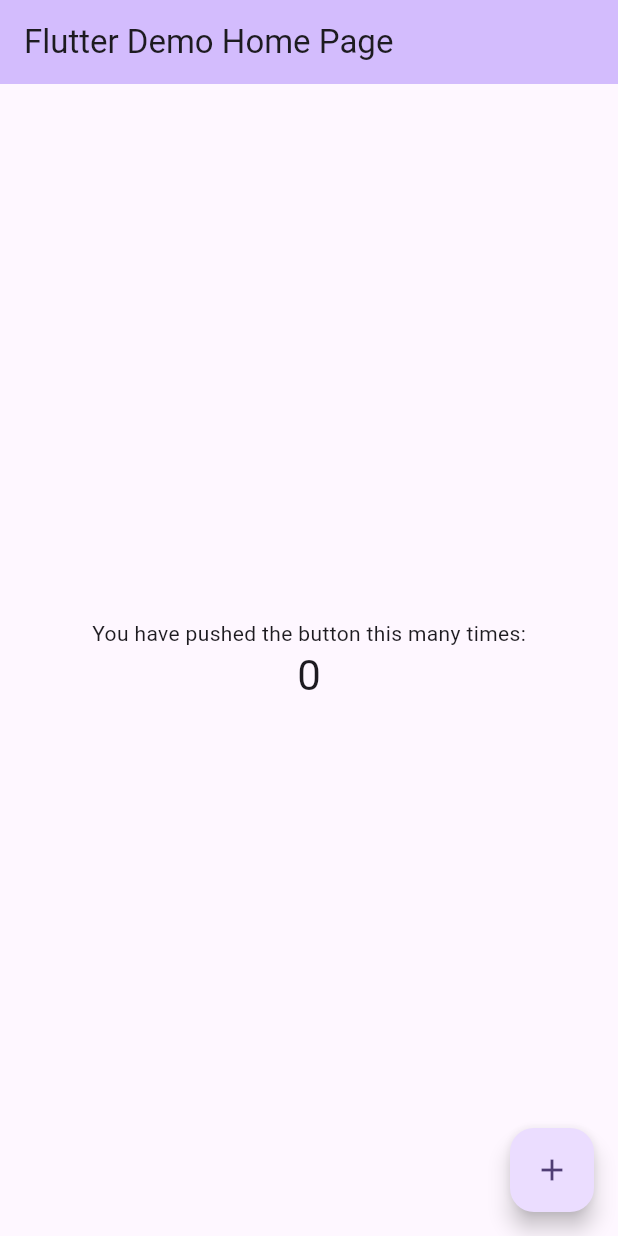
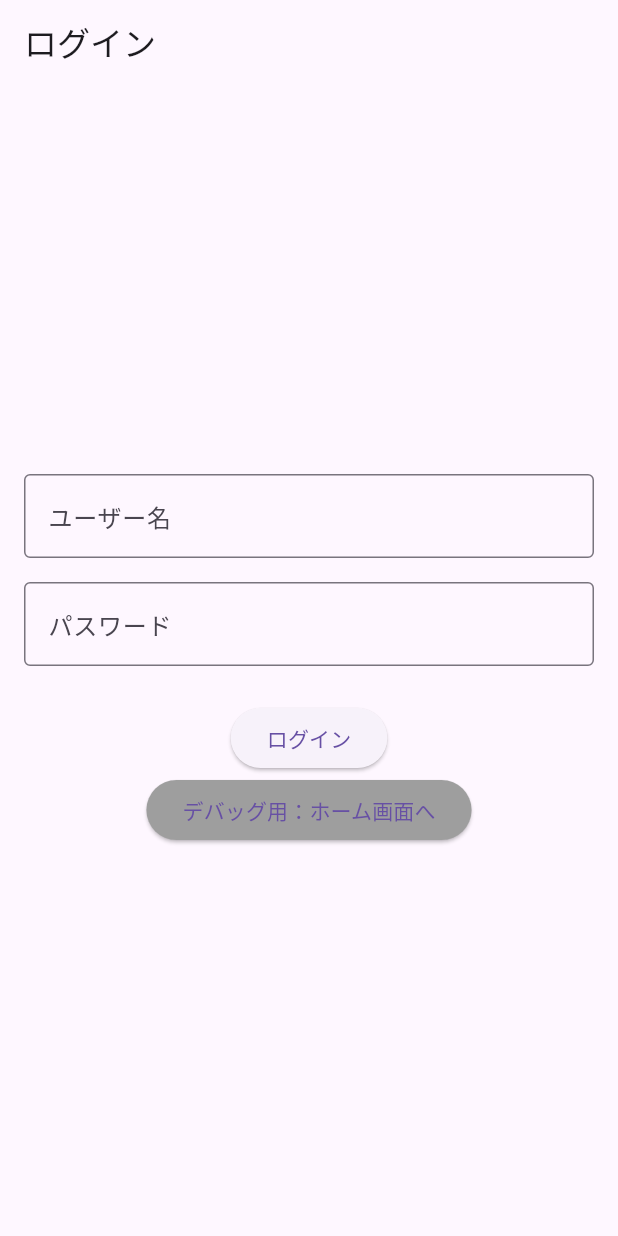
Before and after one commit to tapipipipi/Cacalia, a Flutter app: the screen it shows after launch, on a phone screen of 412 x 824 dp. Run offline on Flutter 3.47's test engine with Material 3 defaults, Android fonts, the phone set to English and light mode, and no system bars; our stand-ins replace go_router.

Commit message:
home,loginのサンプル、excahnge画面の追加

```diff
--- /dev/null
+++ b/lib/config/router/route.dart
@@ -0,0 +1,22 @@
+import 'package:go_router/go_router.dart';
+import 'package:cacalia/features/exchange/pages/exchange.dart';
+import 'package:cacalia/features/login/pages/login.dart';
+import 'package:cacalia/features/home/pages/home.dart';
+
+final router = GoRouter(
+  initialLocation: '/',
+  routes: [
+    GoRoute(
+      path: '/',
+      builder: (context, state) => const LoginPage(),  // LoginPageを初期画面に設定
+    ),
+    GoRoute(
+      path: '/exchange',
+      builder: (context, state) => const ExchangePage(),
+    ),
+    GoRoute(
+      path: '/home',
+      builder: (context, state) => const HomePage(),
+    ),
+  ],
+);
--- /dev/null
+++ b/lib/features/login/pages/login.dart
@@ -0,0 +1,81 @@
+import 'package:flutter/material.dart';
+import 'package:go_router/go_router.dart';
+
+class LoginPage extends StatefulWidget {
+  const LoginPage({super.key});
+
+  @override
+  State<LoginPage> createState() => _LoginPageState();
+}
+
+class _LoginPageState extends State<LoginPage> {
+  final _formKey = GlobalKey<FormState>();
+  final _usernameController = TextEditingController();
+  final _passwordController = TextEditingController();
+
+  @override
+  Widget build(BuildContext context) {
+    return Scaffold(
+      appBar: AppBar(
+        title: const Text('ログイン'),
+      ),
+      body: Padding(
+        padding: const EdgeInsets.all(16.0),
+        child: Form(
+          key: _formKey,
+          child: Column(
+            mainAxisAlignment: MainAxisAlignment.center,
+            children: [
+              TextFormField(
+                controller: _usernameController,
+                decoration: const InputDecoration(
+                  labelText: 'ユーザー名',
+                  border: OutlineInputBorder(),
+                ),
+                validator: (value) {
+                  if (value == null || value.isEmpty) {
+                    return 'ユーザー名を入力してください';
+                  }
+                  return null;
+                },
+              ),
+              const SizedBox(height: 16),
+              TextFormField(
+                controller: _passwordController,
+                decoration: const InputDecoration(
+                  labelText: 'パスワード',
+                  border: OutlineInputBorder(),
+                ),
+                obscureText: true,
+                validator: (value) {
+                  if (value == null || value.isEmpty) {
+                    return 'パスワードを入力してください';
+                  }
+                  return null;
+                },
+              ),
+              const SizedBox(height: 24),
+              ElevatedButton(
+                onPressed: () {
+                  if (_formKey.currentState!.validate()) {
+                    // TODO: ログイン処理を
+                  }
+                },
+                child: const Text('ログイン'),
+              ),
+              ElevatedButton(
+                onPressed: () {
+                  context.go('/home');
+                },
+                style: ElevatedButton.styleFrom(
+                  backgroundColor: Colors.grey,
+                ),
+                child: const Text('デバッグ用：ホーム画面へ'),
+              ),
+            ],
+          ),
+        ),
+      ),
+    );
+  }
+}
--- a/lib/main.dart
+++ b/lib/main.dart
@@ -1,4 +1,5 @@
 import 'package:flutter/material.dart';
+import 'package:cacalia/config/router/route.dart';  // routerをインポート
 
 void main() {
   runApp(const MyApp());
@@ -7,119 +8,15 @@
 class MyApp extends StatelessWidget {
   const MyApp({super.key});
 
-  // This widget is the root of your application.
   @override
   Widget build(BuildContext context) {
-    return MaterialApp(
-      title: 'Flutter Demo',
+    return MaterialApp.router(
+      debugShowCheckedModeBanner: false,
+      title: 'Cacalia',
       theme: ThemeData(
-        // This is the theme of your application.
-        //
-        // TRY THIS: Try running your application with "flutter run". You'll see
-        // the application has a purple toolbar. Then, without quitting the app,
-        // try changing the seedColor in the colorScheme below to Colors.green
-        // and then invoke "hot reload" (save your changes or press the "hot
-        // reload" button in a Flutter-supported IDE, or press "r" if you used
-        // the command line to start the app).
-        //
-        // Notice that the counter didn't reset back to zero; the application
-        // state is not lost during the reload. To reset the state, use hot
-        // restart instead.
-        //
-        // This works for code too, not just values: Most code changes can be
-        // tested with just a hot reload.
-        colorScheme: ColorScheme.fromSeed(seedColor: Colors.deepPurple),
-        useMaterial3: true,
+        primarySwatch: Colors.blue,
       ),
-      home: const MyHomePage(title: 'Flutter Demo Home Page'),
+      routerConfig: router,  // route.dartで定義したrouterを使用
     );
   }
 }
-
-class MyHomePage extends StatefulWidget {
-  const MyHomePage({super.key, required this.title});
-
-  // This widget is the home page of your application. It is stateful, meaning
-  // that it has a State object (defined below) that contains fields that affect
-  // how it looks.
-
-  // This class is the configuration for the state. It holds the values (in this
-  // case the title) provided by the parent (in this case the App widget) and
-  // used by the build method of the State. Fields in a Widget subclass are
-  // always marked "final".
-
-  final String title;
-
-  @override
-  State<MyHomePage> createState() => _MyHomePageState();
-}
-
-class _MyHomePageState extends State<MyHomePage> {
-  int _counter = 0;
-
-  void _incrementCounter() {
-    setState(() {
-      // This call to setState tells the Flutter framework that something has
-      // changed in this State, which causes it to rerun the build method below
-      // so that the display can reflect the updated values. If we changed
-      // _counter without calling setState(), then the build method would not be
-      // called again, and so nothing would appear to happen.
-      _counter++;
-    });
-  }
-
-  @override
-  Widget build(BuildContext context) {
-    // This method is rerun every time setState is called, for instance as done
-    // by the _incrementCounter method above.
-    //
-    // The Flutter framework has been optimized to make rerunning build methods
-    // fast, so that you can just rebuild anything that needs updating rather
-    // than having to individually change instances of widgets.
-    return Scaffold(
-      appBar: AppBar(
-        // TRY THIS: Try changing the color here to a specific color (to
-        // Colors.amber, perhaps?) and trigger a hot reload to see the AppBar
-        // change color while the other colors stay the same.
-        backgroundColor: Theme.of(context).colorScheme.inversePrimary,
-        // Here we take the value from the MyHomePage object that was created by
-        // the App.build method, and use it to set our appbar title.
-        title: Text(widget.title),
-      ),
-      body: Center(
-        // Center is a layout widget. It takes a single child and positions it
-        // in the middle of the parent.
-        child: Column(
-          // Column is also a layout widget. It takes a list of children and
-          // arranges them vertically. By default, it sizes itself to fit its
-          // children horizontally, and tries to be as tall as its parent.
-          //
-          // Column has various properties to control how it sizes itself and
-          // how it positions its children. Here we use mainAxisAlignment to
-          // center the children vertically; the main axis here is the vertical
-          // axis because Columns are vertical (the cross axis would be
-          // horizontal).
-          //
-          // TRY THIS: Invoke "debug painting" (choose the "Toggle Debug Paint"
-          // action in the IDE, or press "p" in the console), to see the
-          // wireframe for each widget.
-          mainAxisAlignment: MainAxisAlignment.center,
-          children: <Widget>[
-            const Text(
-              'You have pushed the button this many times:',
-            ),
-            Text(
-              '$_counter',
-              style: Theme.of(context).textTheme.headlineMedium,
-            ),
-          ],
-        ),
-      ),
-      floatingActionButton: FloatingActionButton(
-        onPressed: _incrementCounter,
-        tooltip: 'Increment',
-        child: const Icon(Icons.add),
-      ), // This trailing comma makes auto-formatting nicer for build methods.
-    );
-  }
-}
```
Also changed, not shown: lib/features/exchange/pages/exchange.dart (added, +195 -0 lines), lib/features/home/pages/home.dart (added, +183 -0 lines), lib/view/exchange.dart (deleted, +0 -12 lines), pubspec.yaml (+14 -41 lines), assets/images/default_avatar.png (added), assets/images/home_icon.png (added), lib/features/cardEdit/pages/cardEdit.dart (renamed from lib/view/cardEdit.dart), lib/features/profEdit/pages/profEdit.dart (renamed from lib/view/profEdit.dart), lib/features/setting/pages/setting.dart (renamed from lib/view/setting.dart), lib/features/signUp/pages/signUpName.dart (renamed from lib/view/signUpName.dart), lib/features/signUp/pages/signUpPass.dart (renamed from lib/view/signUpPass.dart), lib/features/timeline/pages/timeline.dart (renamed from lib/view/timeline.dart), lib/view/login.dart (deleted), pubspec.lock, 2 other files.
